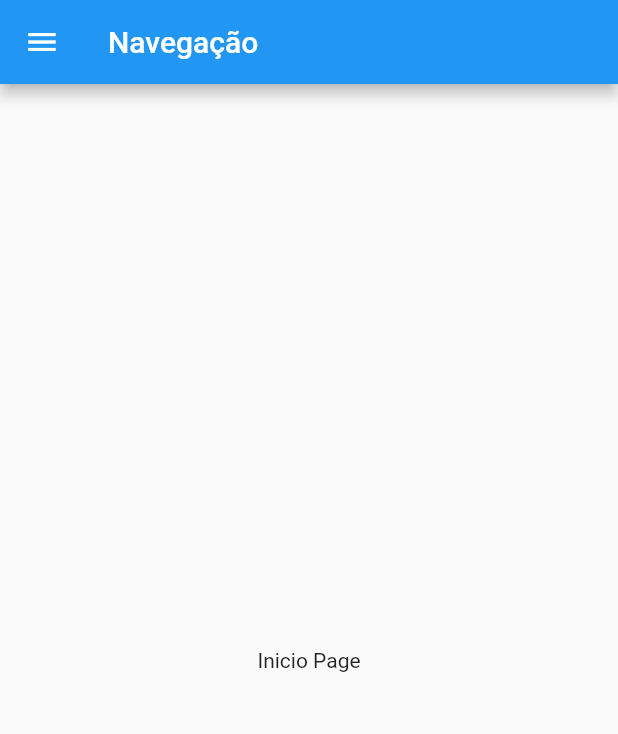
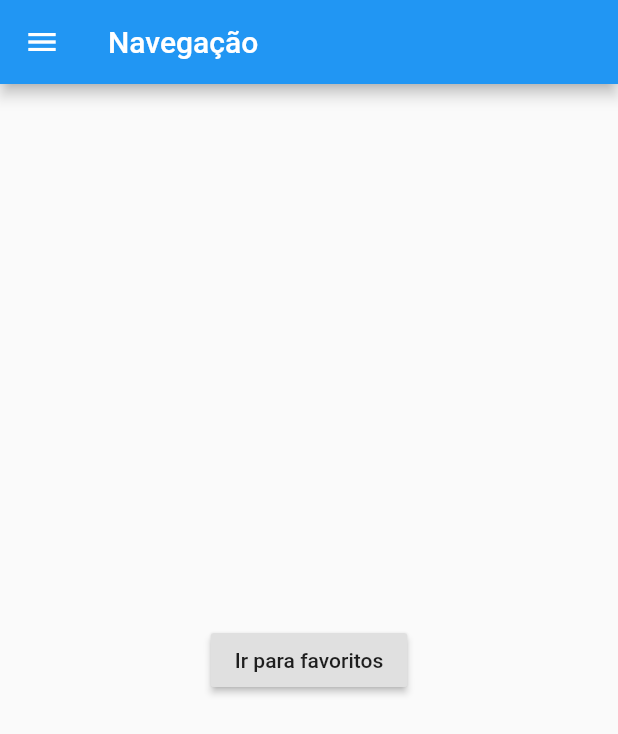
Before and after one commit to bernardxf/flutter-design-udemy, a Flutter app: the screen it shows after launch, on a phone screen of 412 x 824 dp. Shown: the top 734 px of the screen. Run offline on Flutter 3.47's test engine with Material 2 defaults, Android fonts, the phone set to English and light mode, and no system bars; our stand-ins replace font_awesome_flutter, rxdart.

Commit message:
navigation types

```diff
--- /dev/null
+++ b/navigationtypes/lib/home/HomeController.dart
@@ -0,0 +1,24 @@
+import 'dart:async';
+
+import 'package:flutter/material.dart';
+import 'package:rxdart/rxdart.dart';
+
+
+class HomeController extends InheritedWidget {
+  final Widget child;
+  HomeController({this.child}) : super(child: child);
+
+  final BehaviorSubject<int> _streamController = BehaviorSubject.seeded(0);
+  Sink<int> get drawerChangeInput => _streamController.sink;
+  Stream<int> get drawerChangeOutput => _streamController.stream;
+
+  static HomeController of(BuildContext context) {
+    return context.inheritFromWidgetOfExactType(HomeController)
+        as HomeController;
+  }
+
+  @override
+  bool updateShouldNotify(InheritedWidget oldWidget) {
+    return oldWidget != this;
+  }
+}
--- a/navigationtypes/lib/home/HomeWidget.dart
+++ b/navigationtypes/lib/home/HomeWidget.dart
@@ -1,4 +1,5 @@
 import 'package:flutter/material.dart';
+import 'package:navigationtypes/home/HomeController.dart';
 import 'package:navigationtypes/home/pages/ContaPage.dart';
 import 'package:navigationtypes/home/pages/FavoritoPage.dart';
 import 'package:navigationtypes/home/pages/InicioPage.dart';
@@ -11,32 +12,23 @@ class HomeWidget extends StatefulWidget {
 
 class _HomeWidgetState extends State<HomeWidget> {
 
-  GlobalKey<ScaffoldState> _keyScaffold = GlobalKey<ScaffoldState>();
-
   var pages = <Widget> [
     InicioPage(),
     FavoritoPage(),
     ContaPage(),
   ];
 
-  PageController _pageController = PageController(initialPage: 0);
-
   @override
   Widget build(BuildContext context) {
     return Scaffold(
-      key: _keyScaffold,
-      drawer: CustomDrawer(
-        pageController: _pageController,
-        onPressed: (index){
-          _keyScaffold.currentState.openEndDrawer();
-          _pageController.jumpToPage(index);
-        }
-      ),
+      drawer: CustomDrawer(),
       appBar: AppBar(title: Text('Navegação')),
-      body: PageView(
-        physics: NeverScrollableScrollPhysics(),
-        controller: _pageController,
-        children: pages,
+      body: StreamBuilder<int>(
+        stream: HomeController.of(context).drawerChangeOutput,
+        initialData: 0,
+        builder: (BuildContext context, AsyncSnapshot snapshot){
+          return pages[snapshot.data];
+        },
       ),
     );
   }
--- a/navigationtypes/lib/home/pages/InicioPage.dart
+++ b/navigationtypes/lib/home/pages/InicioPage.dart
@@ -1,10 +1,15 @@
 import 'package:flutter/material.dart';
+import 'package:navigationtypes/home/HomeController.dart';
 
 class InicioPage extends StatelessWidget {
   @override
   Widget build(BuildContext context) {
     return Center(
-      child: Text('Inicio Page', style: Theme.of(context).textTheme.body1,),
+      child: RaisedButton(
+        child: Text("Ir para favoritos"),
+        onPressed: () {
+        HomeController.of(context).drawerChangeInput.add(1);
+      },)
     );
   }
 }
--- a/navigationtypes/lib/main.dart
+++ b/navigationtypes/lib/main.dart
@@ -1,4 +1,5 @@
 import 'package:flutter/material.dart';
+import 'package:navigationtypes/home/HomeController.dart';
 import 'package:navigationtypes/home/HomeWidget.dart';
 
 void main() => runApp(MyApp());
@@ -11,7 +12,7 @@ class MyApp extends StatelessWidget {
       theme: ThemeData(
         primarySwatch: Colors.blue,
       ),
-      home: HomeWidget(),
+      home: HomeController(child: HomeWidget()),
     );
   }
 }
--- a/navigationtypes/pubspec.yaml
+++ b/navigationtypes/pubspec.yaml
@@ -23,6 +23,7 @@ dependencies:
   # The following adds the Cupertino Icons font to your application.
   # Use with the CupertinoIcons class for iOS style icons.
   cupertino_icons: ^0.1.2
+  rxdart: ^0.21.0
 
 dev_dependencies:
   flutter_test:
```
Also changed, not shown: navigationtypes/lib/home/widget/CustomDrawer.dart (+24 -12 lines), navigationtypes/pubspec.lock.
